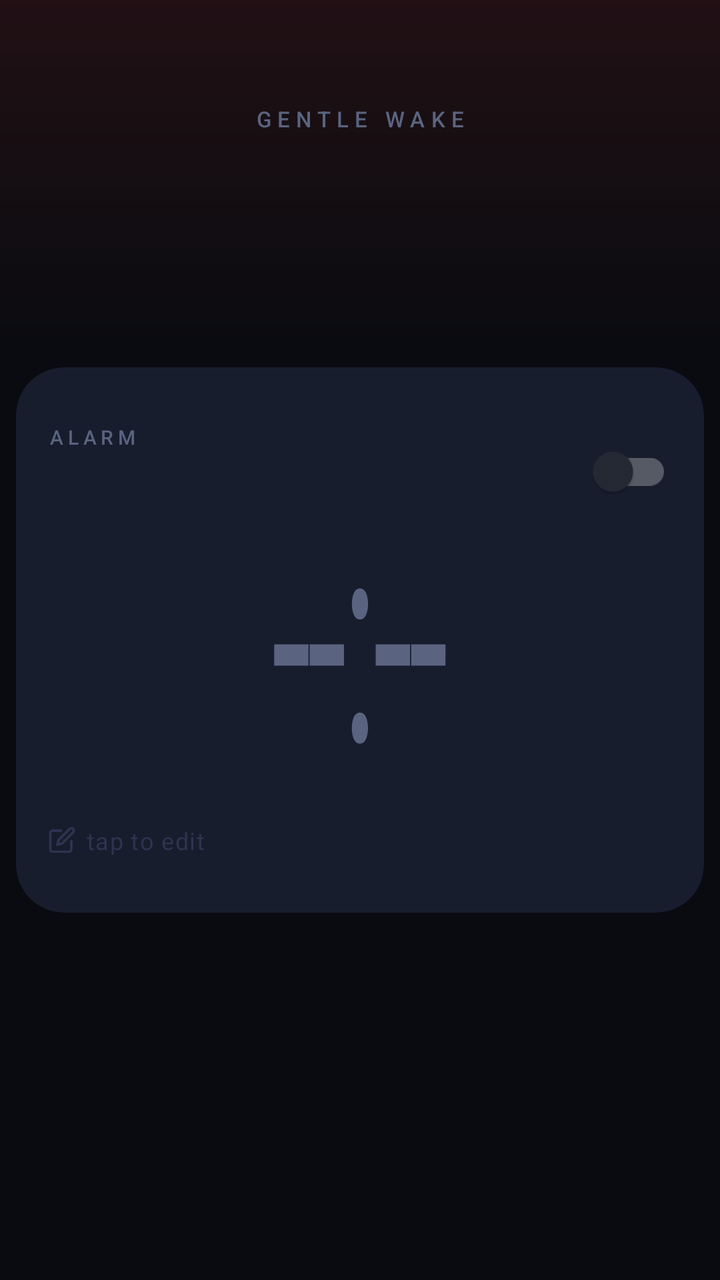
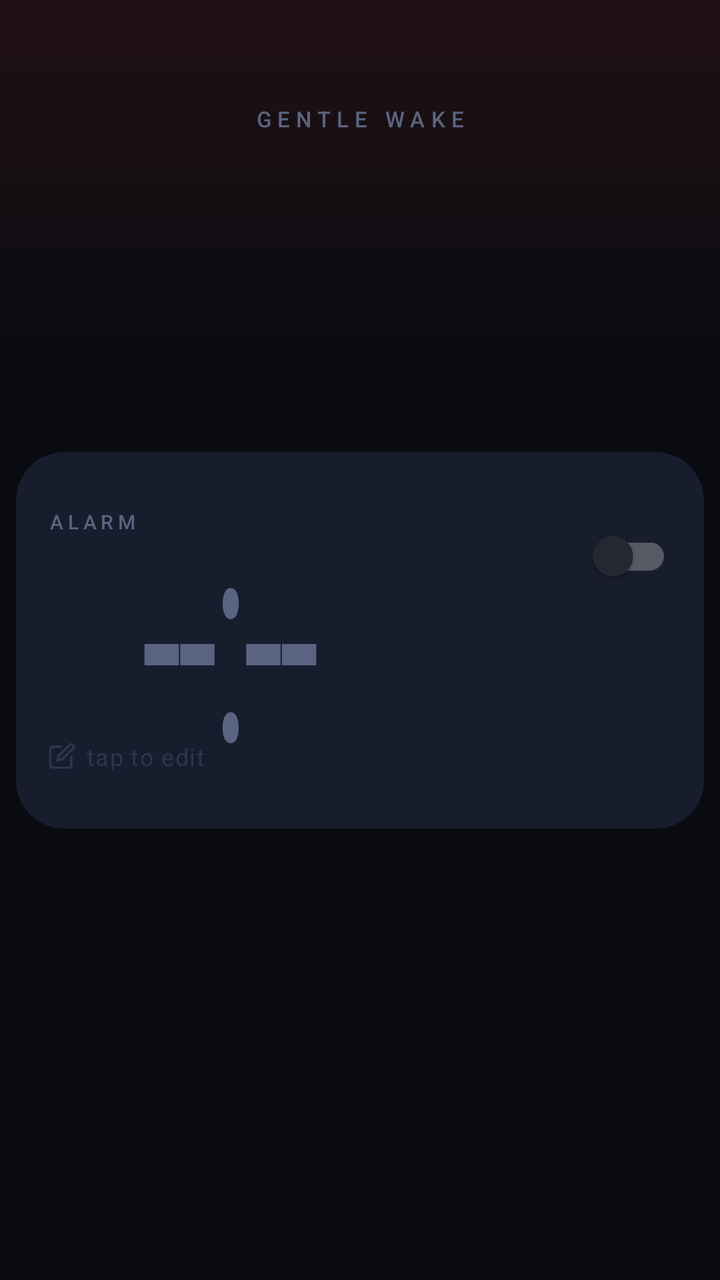

Compare the two renders of this Android layout. The source of the first and the diff that turns it into the second are given below.
<!-- AndroidManifest.xml: application theme Theme.AlarmClock -->
<!-- res/layout/activity_main.xml -->
<?xml version="1.0" encoding="utf-8"?>
<androidx.constraintlayout.widget.ConstraintLayout
    xmlns:android="http://schemas.android.com/apk/res/android"
    xmlns:app="http://schemas.android.com/apk/res-auto"
    android:layout_width="match_parent"
    android:layout_height="match_parent"
    android:background="@color/bg_deep">

    
    <View
        android:id="@+id/topGlow"
        android:layout_width="0dp"
        android:layout_height="180dp"
        android:background="@drawable/bg_top_glow"
        app:layout_constraintTop_toTopOf="parent"
        app:layout_constraintStart_toStartOf="parent"
        app:layout_constraintEnd_toEndOf="parent" />

    
    <TextView
        android:id="@+id/tvAppLabel"
        android:layout_width="wrap_content"
        android:layout_height="wrap_content"
        android:text="GENTLE WAKE"
        android:textColor="@color/text_secondary"
        android:textSize="11sp"
        android:letterSpacing="0.28"
        android:fontFamily="sans-serif-medium"
        app:layout_constraintTop_toTopOf="parent"
        app:layout_constraintStart_toStartOf="parent"
        app:layout_constraintEnd_toEndOf="parent"
        android:layout_marginTop="52dp" />

    
    <androidx.cardview.widget.CardView
        android:id="@+id/cardAlarm"
        android:layout_width="0dp"
        android:layout_height="wrap_content"
        android:layout_marginStart="8dp"
        android:layout_marginEnd="8dp"
        app:cardBackgroundColor="@color/bg_card"
        app:cardCornerRadius="24dp"
        app:cardElevation="0dp"
        app:layout_constraintTop_toTopOf="parent"
        app:layout_constraintBottom_toBottomOf="parent"
        app:layout_constraintStart_toStartOf="parent"
        app:layout_constraintEnd_toEndOf="parent">

        <androidx.constraintlayout.widget.ConstraintLayout
            android:layout_width="match_parent"
            android:layout_height="wrap_content"
            android:paddingStart="16dp"
            android:paddingEnd="16dp"
            android:paddingTop="28dp"
            android:paddingBottom="28dp">

            
            <TextView
                android:id="@+id/tvAlarmLabel"
                android:layout_width="wrap_content"
                android:layout_height="wrap_content"
                android:text="ALARM"
                android:textSize="10sp"
                android:letterSpacing="0.22"
                android:textColor="@color/text_secondary"
                android:fontFamily="sans-serif-medium"
                app:layout_constraintTop_toTopOf="parent"
                app:layout_constraintStart_toStartOf="parent" />

            
            <com.google.android.material.switchmaterial.SwitchMaterial
                android:id="@+id/switchAlarm"
                android:layout_width="wrap_content"
                android:layout_height="wrap_content"
                android:checked="false"
                android:contentDescription="Enable alarm"
                app:layout_constraintTop_toTopOf="parent"
                app:layout_constraintEnd_toEndOf="parent" />

            
            <TextView
                android:id="@+id/tvAlarmTime"
                android:layout_width="wrap_content"
                android:layout_height="wrap_content"
                android:text="--:--"
                android:textSize="144sp"
                android:scaleX="0.5"
                android:autoSizeTextType="uniform"
                android:autoSizeMinTextSize="72sp"
                android:autoSizeMaxTextSize="144sp"
                android:letterSpacing="-0.03"
                android:includeFontPadding="false"
                android:textColor="@color/text_secondary"
                android:layout_marginTop="12dp"
                android:background="?attr/selectableItemBackgroundBorderless"
                android:clickable="true"
                android:focusable="true"
                android:contentDescription="Tap to set alarm time"
                app:layout_constraintTop_toBottomOf="@id/tvAlarmLabel"
                app:layout_constraintStart_toStartOf="parent"
                app:layout_constraintEnd_toEndOf="parent" />

            
            <LinearLayout
                android:id="@+id/rowEditHint"
                android:layout_width="wrap_content"
                android:layout_height="wrap_content"
                android:orientation="horizontal"
                android:gravity="center_vertical"
                android:layout_marginTop="6dp"
                app:layout_constraintTop_toBottomOf="@id/tvAlarmTime"
                app:layout_constraintStart_toStartOf="parent">

                <ImageView
                    android:id="@+id/ivEditHint"
                    android:layout_width="14dp"
                    android:layout_height="14dp"
                    android:src="@drawable/ic_edit"
                    android:tint="@color/text_dim"
                    android:contentDescription="Edit time" />

                <TextView
                    android:layout_width="wrap_content"
                    android:layout_height="wrap_content"
                    android:text="tap to edit"
                    android:textSize="12sp"
                    android:textColor="@color/text_dim"
                    android:letterSpacing="0.04"
                    android:layout_marginStart="5dp" />
            </LinearLayout>

        </androidx.constraintlayout.widget.ConstraintLayout>
    </androidx.cardview.widget.CardView>

    
    <TextView
        android:id="@+id/tvAlarmStatus"
        android:layout_width="wrap_content"
        android:layout_height="wrap_content"
        android:text=""
        android:textSize="13sp"
        android:textColor="@color/text_secondary"
        android:letterSpacing="0.04"
        android:layout_marginTop="20dp"
        app:layout_constraintTop_toBottomOf="@id/cardAlarm"
        app:layout_constraintStart_toStartOf="parent"
        app:layout_constraintEnd_toEndOf="parent" />

</androidx.constraintlayout.widget.ConstraintLayout>
<!-- resources referenced by this layout -->
<resources>
  <color name="bg_card">#181D2E</color>
  <color name="bg_deep">#090B10</color>
  <color name="text_dim">#2E3450</color>
  <color name="text_secondary">#5A6480</color>
  <!-- drawable bg_top_glow (drawable) -->
  <?xml version="1.0" encoding="utf-8"?>
  <shape xmlns:android="http://schemas.android.com/apk/res/android">
      <gradient
          android:type="linear"
          android:angle="270"
          android:startColor="#18FF3B3B"
          android:endColor="#00090B10" />
  </shape>
  <!-- drawable ic_edit (drawable) -->
  <vector xmlns:android="http://schemas.android.com/apk/res/android"
      android:width="24dp"
      android:height="24dp"
      android:viewportWidth="24"
      android:viewportHeight="24">
      <path
          android:fillColor="@android:color/transparent"
          android:strokeColor="#FFFFFF"
          android:strokeWidth="2"
          android:strokeLineCap="round"
          android:strokeLineJoin="round"
          android:pathData="M11,4H4a2,2 0,0 0,-2 2v14a2,2 0,0 0,2 2h14a2,2 0,0 0,2 -2v-7M18.5,2.5a2.121,2.121 0,0 1,3 3L12,15l-4,1 1,-4 9.5,-9.5Z"/>
  </vector>
  <style name="Theme.AlarmClock" parent="Theme.MaterialComponents.NoActionBar">
          <item name="android:windowBackground">@color/bg_deep</item>
          <item name="android:statusBarColor">@color/bg_deep</item>
          <item name="android:navigationBarColor">@color/bg_deep</item>
          <item name="colorPrimary">@color/alarm_red</item>
          <item name="colorPrimaryVariant">@color/alarm_red_dim</item>
          <item name="colorOnPrimary">@color/text_primary</item>
          <item name="colorSurface">@color/bg_surface</item>
          <item name="colorOnSurface">@color/text_primary</item>
          <item name="android:textColorPrimary">@color/text_primary</item>
          <item name="android:textColorSecondary">@color/text_secondary</item>
          
          <item name="colorControlActivated">@color/alarm_red</item>
          <item name="colorSwitchThumbNormal">@color/switch_thumb_off</item>
          <item name="android:colorForeground">@color/text_primary</item>
      </style>
  <color name="alarm_red">#FF3B3B</color>
  <color name="alarm_red_dim">#661818</color>
  <color name="text_primary">#E8ECF4</color>
  <color name="bg_surface">#111520</color>
  <color name="switch_thumb_off">#5A6480</color>
</resources>

<!-- the commit's change to res/layout/activity_main.xml (unified diff, before → after) -->
@@ -80,25 +80,25 @@
             
             <TextView
                 android:id="@+id/tvAlarmTime"
-                android:layout_width="wrap_content"
+                android:layout_width="0dp"
                 android:layout_height="wrap_content"
                 android:text="--:--"
-                android:textSize="144sp"
-                android:scaleX="0.5"
-                android:autoSizeTextType="uniform"
-                android:autoSizeMinTextSize="72sp"
-                android:autoSizeMaxTextSize="144sp"
+                android:textSize="72sp"
+                android:scaleY="2.0"
+                android:gravity="start"
                 android:letterSpacing="-0.03"
                 android:includeFontPadding="false"
                 android:textColor="@color/text_secondary"
                 android:layout_marginTop="12dp"
+                android:layout_marginStart="48dp"
+                android:layout_marginEnd="8dp"
                 android:background="?attr/selectableItemBackgroundBorderless"
                 android:clickable="true"
                 android:focusable="true"
                 android:contentDescription="Tap to set alarm time"
                 app:layout_constraintTop_toBottomOf="@id/tvAlarmLabel"
                 app:layout_constraintStart_toStartOf="parent"
-                app:layout_constraintEnd_toEndOf="parent" />
+                app:layout_constraintEnd_toStartOf="@id/switchAlarm" />
 
             
             <LinearLayout
